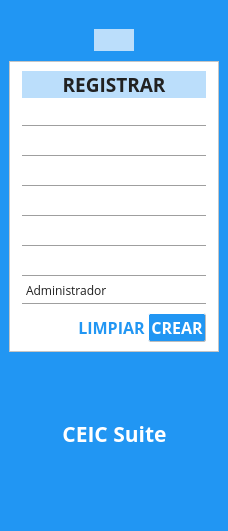
Before: the Qt Designer form interface/qt/ui/login.ui in usbceic/ceic-sv, drawn with Qt 5.
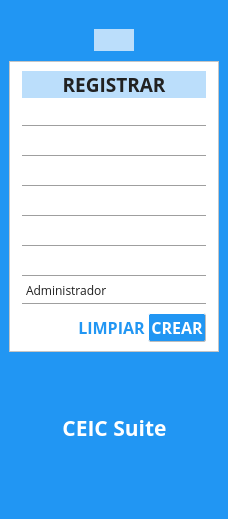
After: the same form once the commit is applied. The open tabs and pages were chosen to show the change. Icons and pictures are not drawn.

Patch:
```diff
--- a/interface/qt/ui/login.ui
+++ b/interface/qt/ui/login.ui
@@ -7,7 +7,7 @@
     <x>0</x>
     <y>0</y>
     <width>228</width>
-    <height>531</height>
+    <height>519</height>
    </rect>
   </property>
   <property name="focusPolicy">
```
Left out of the diff: 4 changed lines with no effect on the pictures.
